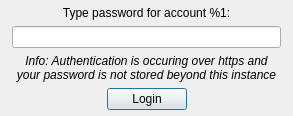
Old version of the form forms/logindialog.ui in the repository Tarsnap/tarsnap-gui.
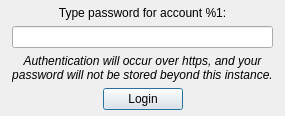
New version of the form.

Commit message: Edit text in main window

```diff
--- a/forms/logindialog.ui
+++ b/forms/logindialog.ui
@@ -69,7 +69,7 @@
       </font>
      </property>
      <property name="text">
-      <string>Info: Authentication is occuring over https and your password is not stored beyond this instance</string>
+      <string>Authentication will occur over https, and your password will not be stored beyond this instance.</string>
      </property>
      <property name="alignment">
       <set>Qt::AlignCenter</set>
```
The commit also changes 2 other files.
